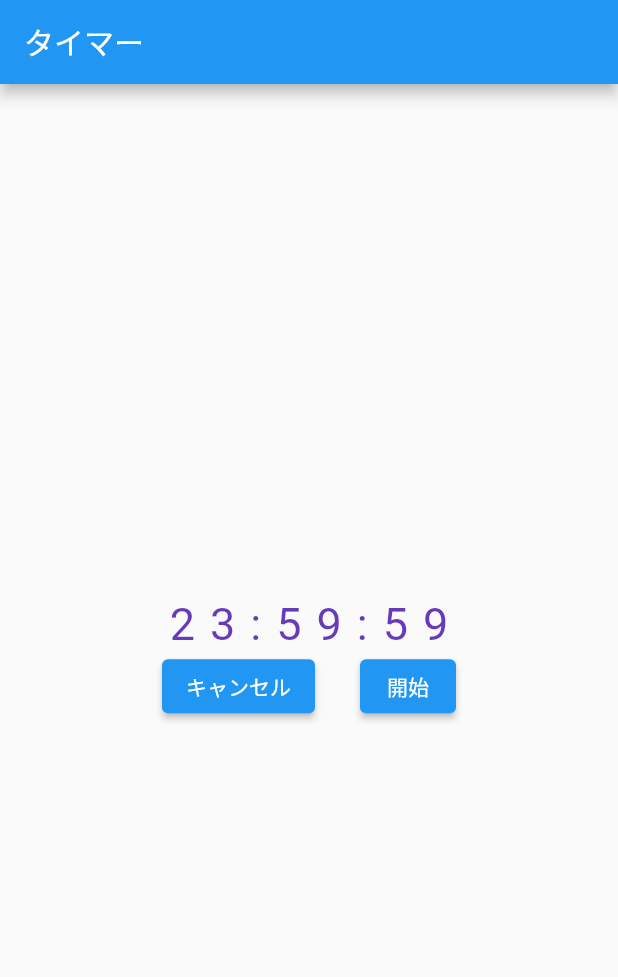
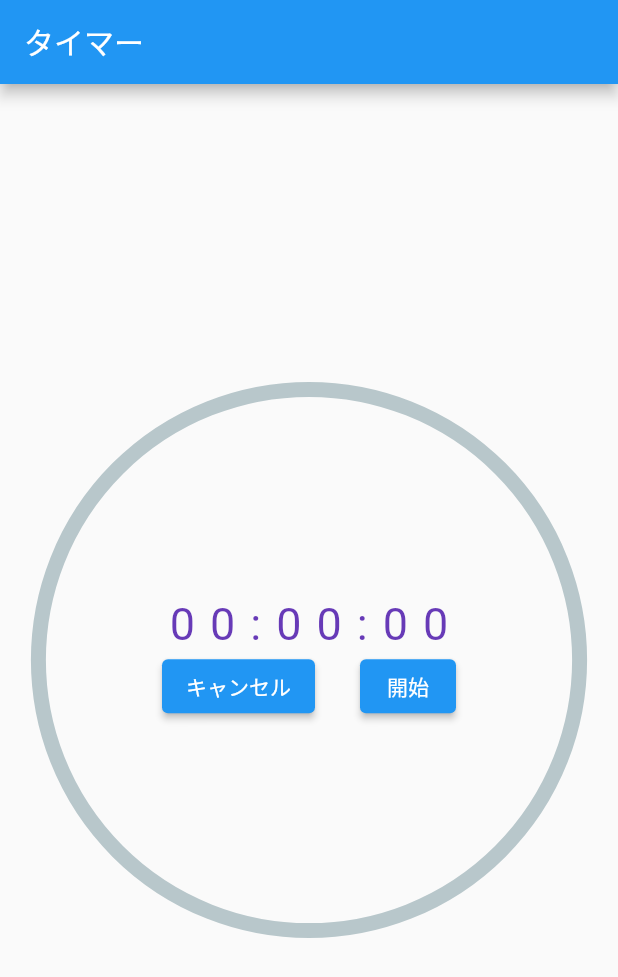
Before and after one commit to m2game-battera/flutter-timer, a Flutter app: the screen it shows after launch, after a tap on "開始", on a phone screen of 412 x 824 dp. Shown: the top 977 px of the screen. Run offline on Flutter 3.47's test engine with Material 2 defaults, Android fonts, the phone set to English and light mode, and no system bars; drawn by our look-alikes of percent_indicator; missing offline and left inert: flutter_picker.

Commit message:
仮実装

```diff
--- a/lib/main.dart
+++ b/lib/main.dart
@@ -1,6 +1,8 @@
 import 'dart:async';
 
 import 'package:flutter/material.dart';
+import 'package:flutter_picker/Picker.dart';
+import 'package:percent_indicator/circular_percent_indicator.dart';
 
 void main() {
   runApp(const MyApp());
@@ -31,28 +33,43 @@ class MyHomePage extends StatefulWidget {
 }
 
 class _MyHomePageState extends State<MyHomePage> {
-  int lastSecond = 0;
-  String strElapsedTime = "00:00:00";
-  bool isStarted = false;
+  int _initSecond = 0;
+  int _lastSecond = 0;
+  String _strElapsedTime = "00:00:00";
+  bool _isStarted = false;
 
   @override
   void initState() {
     super.initState();
 
-    Timer.periodic(Duration(seconds: 1), (Timer timer) {
+    Timer.periodic(const Duration(seconds: 1), (Timer timer) {
+      if (_isStarted == false) return;
+
+      _lastSecond -= 1;
+      if (_lastSecond <= 0) {
+        _lastSecond = 0;
+        _isStarted = false;
+      }
+      updateTimeText(_lastSecond);
+    });
+  }
+
+  void updateTimeText(int t) {
     setState(() {
-        int hour = 23;
-        int minute = 59;
-        int second = 59;
-        print("Here");
-        strElapsedTime =
-            '${hour.toString().padLeft(2)}:${minute.toString().padLeft(2)}:${second.toString().padLeft(2)}';
-      });
+      int hour = t ~/ 3600;
+      int minute = (t % 3600) ~/ 60;
+      int second = t % 60;
+
+      _strElapsedTime =
+          '${hour.toString().padLeft(2, "0")}:${minute.toString().padLeft(2, "0")}:${second.toString().padLeft(2, "0")}';
     });
   }
 
   @override
   Widget build(BuildContext context) {
+    // 横幅の８割
+    final circleWidth = MediaQuery.of(context).size.width * 0.9;
+
     return Scaffold(
       appBar: AppBar(
         title: Text(widget.title),
@@ -61,17 +78,34 @@ class _MyHomePageState extends State<MyHomePage> {
         child: Stack(
           alignment: Alignment.center,
           children: [
+            CircularPercentIndicator(
+              radius: circleWidth / 2,
+              lineWidth: 10.0,
+              percent: _initSecond == 0 ? 0 : _lastSecond / _initSecond,
+              //center: new Text("100%"),
+              progressColor: Colors.red,
+            ),
             Column(
               mainAxisAlignment: MainAxisAlignment.center,
               children: [
-                Text(
-                  strElapsedTime,
-                  style: TextStyle(
+                GestureDetector(
+                  child: Text(
+                    _strElapsedTime,
+                    style: const TextStyle(
                       fontSize: 30,
                       letterSpacing: 10,
                       color: Colors.deepPurple,
                     ),
                     textAlign: TextAlign.left,
+                  ),
+                  onTap: () async {
+                    final result = await showTimerPicker(context);
+                    if (result != null) {
+                      _initSecond = result;
+                      _lastSecond = _initSecond;
+                      updateTimeText(_lastSecond);
+                    }
+                  },
                 ),
                 Row(
                   mainAxisAlignment: MainAxisAlignment.center,
@@ -81,20 +115,26 @@ class _MyHomePageState extends State<MyHomePage> {
                       child: Text(
                         'キャンセル',
                       ),
-                      onPressed: () {},
+                      onPressed: () {
+                        _isStarted = false;
+                      },
                     ),
                     SizedBox(width: 30),
                     ElevatedButton(
-                      child: Text(isStarted
-                          ? (lastSecond > 0)
+                      child: Text(
+                        _isStarted
+                            ? (_lastSecond > 0)
                                 ? '再開'
                                 : '一時停止'
-                          : '開始'),
+                            : '開始',
+                      ),
                       onPressed: () {
-                        setState(() {});
+                        setState(() {
+                          _isStarted = true;
+                        });
                       },
                       style: ElevatedButton.styleFrom(
-                        primary: isStarted ? Colors.red : Theme.of(context).primaryColor,
+                        primary: _isStarted ? Colors.red : Theme.of(context).primaryColor,
                       ),
                     ),
                   ],
@@ -106,4 +146,46 @@ class _MyHomePageState extends State<MyHomePage> {
       ),
     );
   }
+
+  Future<int?> showTimerPicker(BuildContext context) async {
+    final results = await Picker(
+      adapter: NumberPickerAdapter(data: [
+        const NumberPickerColumn(
+          begin: 0,
+          end: 23,
+          columnFlex: 1,
+          suffix: Text(
+            '時間',
+            style: TextStyle(height: 1.1),
+          ),
+        ),
+        const NumberPickerColumn(
+            begin: 0,
+            end: 59,
+            columnFlex: 1,
+            suffix: Text(
+              '分',
+              style: TextStyle(height: 1.1),
+            )),
+        const NumberPickerColumn(
+            begin: 0,
+            end: 59,
+            columnFlex: 1,
+            suffix: Text(
+              '秒',
+              style: TextStyle(height: 1.1),
+            )),
+      ]),
+      hideHeader: true,
+      title: const Text("時間を設定してください"),
+      selectedTextStyle: const TextStyle(color: Colors.blue),
+      cancelText: "キャンセル",
+      confirmText: "決定",
+    ).showDialog(context);
+
+    // キャンセル時
+    if (results == null) return null;
+
+    return results[0] * 3600 + results[1] * 60 + results[2];
   }
+}
--- a/pubspec.yaml
+++ b/pubspec.yaml
@@ -34,6 +34,8 @@ dependencies:
   # The following adds the Cupertino Icons font to your application.
   # Use with the CupertinoIcons class for iOS style icons.
   cupertino_icons: ^1.0.2
+  flutter_picker: ^2.0.5
+  percent_indicator: ^4.2.1
 
 dev_dependencies:
   flutter_test:
```
Also changed, not shown: pubspec.lock, 1 other file. Lines whose indentation alone changed are shown as unchanged.
